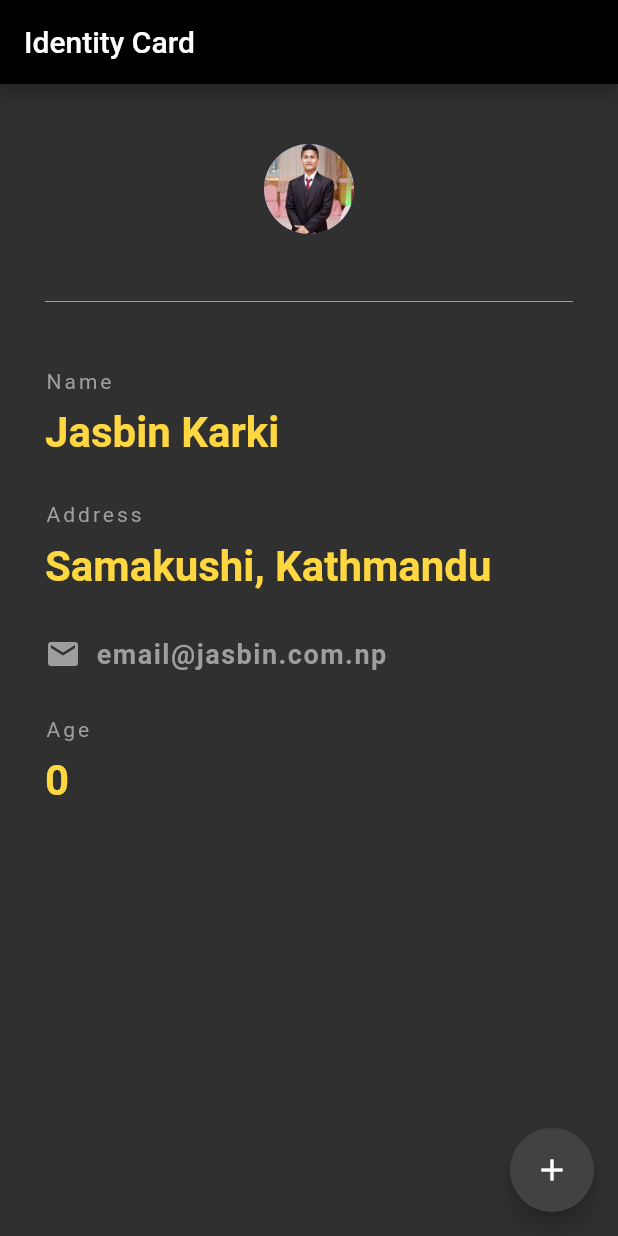
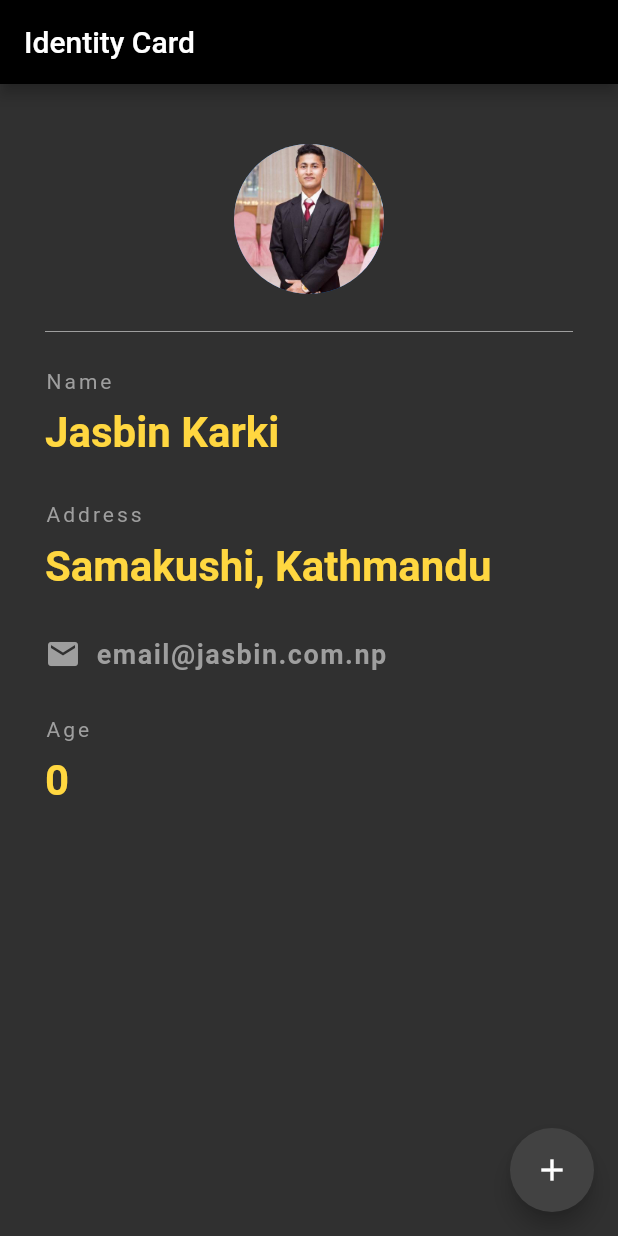
Before and after one commit to jasbin/idcard, a Flutter app: the screen it shows after launch, on a phone screen of 412 x 824 dp. Run offline on Flutter 3.47's test engine with Material 2 defaults, Android fonts, the phone set to English and light mode, and no system bars.

Commit message:
fixed ui overflow

```diff
--- a/lib/main.dart
+++ b/lib/main.dart
@@ -28,11 +28,11 @@ class _UserCardState extends State<UserCard> {
             Center(
               child: CircleAvatar(
                 backgroundImage: AssetImage('assets/images/user.jpg'),
-                radius: 30,
+                radius: 50,
               ),
             ),
             Divider(
-              height: 90.0,
+              height: 50.0,
               color: Colors.grey,
             ),
             Text(
```
